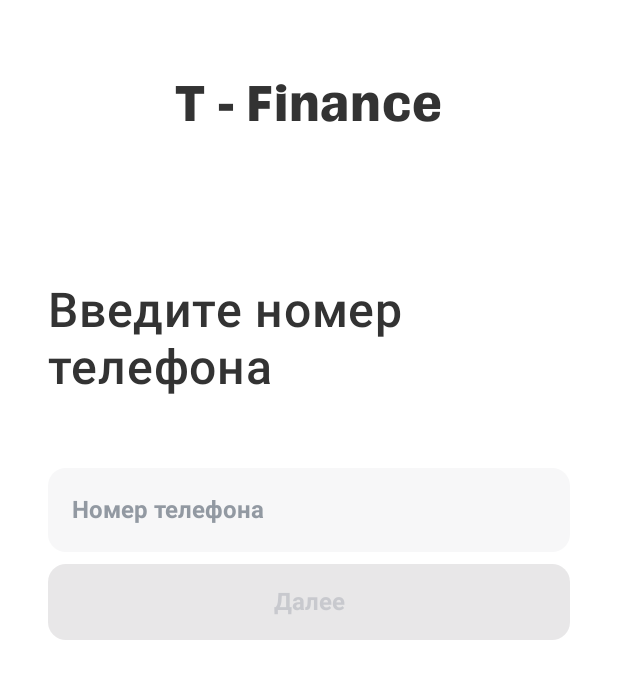
After one commit to Nbveh25/T-Finance, an Android app built with Jetpack Compose: the composable AuthScreen shown on its own in the app's theme, on a phone screen of 412 x 824 dp. The commit adds this screen. Shown: the top 679 px of the screen. Run offline under Robolectric (Android 15) with nearby library versions, the phone set to English and light mode, and no system bars.

Commit message:
auth screen added

```diff
--- a/app/src/main/java/ru/practice/t_finance/presentation/components/StaticView.kt
+++ b/app/src/main/java/ru/practice/t_finance/presentation/components/StaticView.kt
@@ -1 +1,87 @@
 package ru.practice.t_finance.presentation.components
+
+import androidx.compose.foundation.layout.padding
+import androidx.compose.foundation.shape.RoundedCornerShape
+import androidx.compose.foundation.text.KeyboardOptions
+import androidx.compose.material3.Button
+import androidx.compose.material3.ButtonDefaults
+import androidx.compose.material3.MaterialTheme
+import androidx.compose.material3.Text
+import androidx.compose.material3.TextField
+import androidx.compose.material3.TextFieldDefaults
+import androidx.compose.runtime.Composable
+import androidx.compose.ui.Modifier
+import androidx.compose.ui.graphics.Color
+import androidx.compose.ui.res.dimensionResource
+import androidx.compose.ui.text.input.KeyboardType
+import androidx.compose.ui.text.input.VisualTransformation
+import androidx.compose.ui.text.style.TextAlign
+import ru.practice.t_finance.R
+import ru.practice.t_finance.presentation.theme.TfinanceTheme
+
+@Composable
+fun CustomTextField(
+    value: String,
+    onValueChange: (String) -> Unit,
+    modifier: Modifier = Modifier,
+    placeholderText: String = "",
+    keyboardType: KeyboardType = KeyboardType.Text,
+    singleLine: Boolean = true,
+    visualTransformation: VisualTransformation = VisualTransformation.None
+) {
+    TextField(
+        value = value,
+        onValueChange = onValueChange,
+        modifier = modifier,
+        keyboardOptions = KeyboardOptions(keyboardType = keyboardType),
+        singleLine = singleLine,
+        shape = RoundedCornerShape(dimensionResource(R.dimen.corner_shape)),
+        placeholder = {
+            Text(
+                text = placeholderText,
+                style = MaterialTheme.typography.bodySmall
+            )
+        },
+        colors = TextFieldDefaults.colors(
+            focusedContainerColor = MaterialTheme.colorScheme.surfaceVariant,
+            unfocusedContainerColor = MaterialTheme.colorScheme.surfaceVariant,
+            disabledContainerColor = MaterialTheme.colorScheme.surfaceVariant,
+            focusedIndicatorColor = Color.Transparent,
+            unfocusedIndicatorColor = Color.Transparent,
+            disabledIndicatorColor = Color.Transparent,
+            cursorColor = MaterialTheme.colorScheme.primary,
+            focusedTextColor = MaterialTheme.colorScheme.onSurface,
+            unfocusedTextColor = MaterialTheme.colorScheme.onSurface
+        ),
+        textStyle = MaterialTheme.typography.bodySmall,
+        visualTransformation = visualTransformation
+    )
+}
+
+@Composable
+fun CustomButton(
+    text: String,
+    onClick: () -> Unit,
+    modifier: Modifier = Modifier,
+    enabled: Boolean = true
+) {
+    Button(
+        onClick = onClick,
+        modifier = modifier,
+        shape = RoundedCornerShape(dimensionResource(R.dimen.corner_shape)),
+        enabled = enabled,
+        colors = ButtonDefaults.buttonColors(
+            containerColor = MaterialTheme.colorScheme.primary,
+            contentColor = MaterialTheme.colorScheme.onPrimary
+        )
+    ) {
+        Text(
+            text = text,
+            style = MaterialTheme.typography.bodySmall,
+            modifier = Modifier.padding(
+                vertical = dimensionResource(R.dimen.padding_small)
+            ),
+            textAlign = TextAlign.Center
+        )
+    }
+}
--- /dev/null
+++ b/app/src/main/java/ru/practice/t_finance/presentation/screens/AuthScreen.kt
@@ -0,0 +1,92 @@
+package ru.practice.t_finance.presentation.screens
+
+import androidx.compose.foundation.layout.Column
+import androidx.compose.foundation.layout.Spacer
+import androidx.compose.foundation.layout.fillMaxSize
+import androidx.compose.foundation.layout.fillMaxWidth
+import androidx.compose.foundation.layout.padding
+import androidx.compose.foundation.shape.RoundedCornerShape
+import androidx.compose.foundation.text.KeyboardOptions
+import androidx.compose.material3.Button
+import androidx.compose.material3.MaterialTheme
+import androidx.compose.material3.Surface
+import androidx.compose.material3.Text
+import androidx.compose.material3.TextField
+import androidx.compose.material3.TextFieldDefaults
+import androidx.compose.runtime.Composable
+import androidx.compose.runtime.getValue
+import androidx.compose.runtime.mutableStateOf
+import androidx.compose.runtime.remember
+import androidx.compose.runtime.setValue
+import androidx.compose.ui.Alignment
+import androidx.compose.ui.Modifier
+import androidx.compose.ui.graphics.Color
+import androidx.compose.ui.res.dimensionResource
+import androidx.compose.ui.res.stringResource
+import androidx.compose.ui.text.font.FontWeight
+import androidx.compose.ui.text.input.KeyboardType
+import androidx.compose.ui.tooling.preview.Preview
+import androidx.compose.ui.unit.dp
+import ru.practice.t_finance.R
+import ru.practice.t_finance.presentation.components.CustomButton
+import ru.practice.t_finance.presentation.components.CustomTextField
+import ru.practice.t_finance.presentation.theme.TfinanceTheme
+
+@Composable
+fun AuthScreen() {
+    var phoneNumber by remember { mutableStateOf("") }
+    val isButtonEnabled = phoneNumber.isNotBlank() // Простая валидация
+
+    Column(
+        modifier = Modifier
+            .fillMaxSize()
+            .padding(horizontal = dimensionResource(R.dimen.horizontal_screen_padding)),
+        horizontalAlignment = Alignment.CenterHorizontally
+    ) {
+        Spacer(modifier = Modifier.padding(top = 48.dp))
+
+        Text(
+            text = stringResource(R.string.t_finance),
+            style = MaterialTheme.typography.displayLarge,
+            fontWeight = FontWeight.Bold,
+        )
+
+        Spacer(modifier = Modifier.padding(vertical = dimensionResource(R.dimen.padding_extra_large)))
+
+        Column(modifier = Modifier.fillMaxSize()) {
+            Text(
+                text = stringResource(R.string.input_phone_number),
+                style = MaterialTheme.typography.bodyLarge,
+                fontWeight = FontWeight.Medium
+            )
+
+            Spacer(modifier = Modifier.padding(vertical = dimensionResource(R.dimen.padding_large)))
+
+            CustomTextField(
+                value = phoneNumber,
+                onValueChange = { phoneNumber = it },
+                modifier = Modifier.fillMaxWidth(),
+                placeholderText = stringResource(R.string.phone_number),
+                keyboardType = KeyboardType.Phone
+            )
+
+            Spacer(modifier = Modifier.padding(vertical = dimensionResource(R.dimen.padding_extra_small)))
+
+            CustomButton(
+                text = stringResource(R.string.next),
+                onClick = { /* Обработка нажатия */ },
+                modifier = Modifier.fillMaxWidth(),
+                enabled = isButtonEnabled
+            )
+        }
+    }
+}
+@Composable
+@Preview
+private fun Preview() {
+    TfinanceTheme {
+        Surface(modifier = Modifier.fillMaxSize()) {
+            AuthScreen()
+        }
+    }
+}
--- a/app/src/main/java/ru/practice/t_finance/presentation/theme/Type.kt
+++ b/app/src/main/java/ru/practice/t_finance/presentation/theme/Type.kt
@@ -25,12 +25,13 @@ val Typography = Typography(
     bodyLarge = TextStyle(
         fontFamily = FontFamily.Default,
         fontWeight = FontWeight.Bold,
-        fontSize = 16.sp,
+        fontSize = 32.sp,
+        letterSpacing = 0.5.sp
     ),
     //нежирный обычный текст
     bodySmall = TextStyle(
         fontFamily = FontFamily.Default,
-        fontWeight = FontWeight.Normal,
+        fontWeight = FontWeight.Bold,
         fontSize = 16.sp
     ),
     //медиум текст(использовать по ситуации)
--- a/app/src/main/res/values/dimens.xml
+++ b/app/src/main/res/values/dimens.xml
@@ -1,6 +1,21 @@
 <?xml version="1.0" encoding="utf-8"?>
 <resources>
-    <dimen name="HorizontalScreenPadding">16.dp</dimen>
-    <dimen name="cardShadowElevation">8.dp</dimen>
+    <!-- Screen paddings -->
+    <dimen name="horizontal_screen_padding">32dp</dimen>
+    <dimen name="vertical_screen_padding">16dp</dimen>
+
+    <!-- Component paddings -->
+    <dimen name="padding_extra_small">4dp</dimen>
+    <dimen name="padding_small">8dp</dimen>
+    <dimen name="padding_medium">16dp</dimen>
+    <dimen name="padding_large">24dp</dimen>
+    <dimen name="padding_extra_large">48dp</dimen>
+
+    <!-- Shadows & elevations -->
+    <dimen name="card_shadow_elevation">8dp</dimen>
+    <dimen name="button_elevation">2dp</dimen>
+
+    <!-- Corner Shapes-->
+    <dimen name="corner_shape">12dp</dimen>
 
 </resources>
--- a/app/src/main/res/values/strings.xml
+++ b/app/src/main/res/values/strings.xml
@@ -1,3 +1,7 @@
 <resources>
     <string name="app_name">T-finance</string>
+    <string name="t_finance">T - Finance</string>
+    <string name="input_phone_number">Введите номер телефона</string>
+    <string name="phone_number">Номер телефона</string>
+    <string name="next">Далее</string>
 </resources>
```
Also changed, not shown: app/src/main/java/ru/practice/t_finance/presentation/screens/ConsentCodeScreen.kt (added, +124 -0 lines), app/src/main/java/ru/practice/t_finance/presentation/screens/TestScreen.kt (+11 -2 lines).
